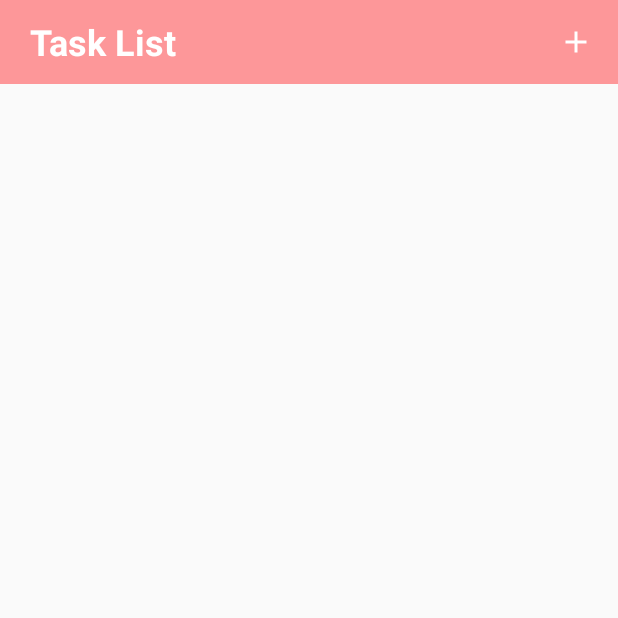
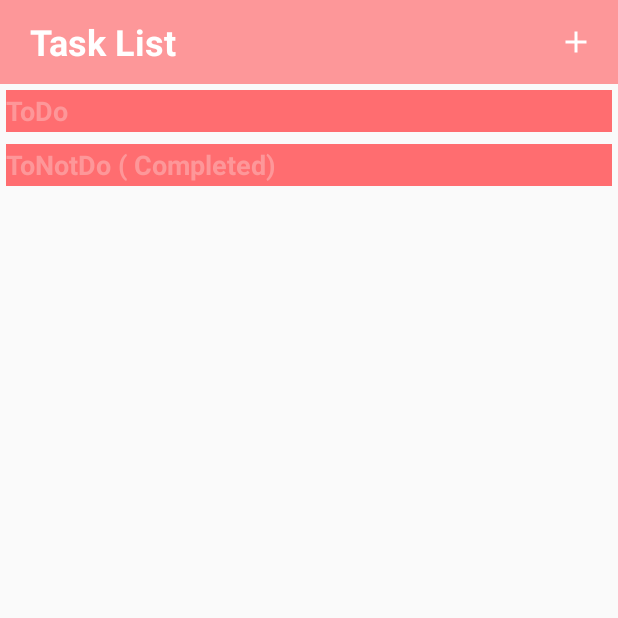
Before and after one commit to pedroafonsouza/Lista, an Android app: the screen it shows after launch (MainActivity), on a phone screen of 412 x 824 dp, the top half of it. Run offline under Robolectric (Android 15) with nearby library versions, the phone set to English and light mode, and no system bars; our stand-ins replace ButterKnife; libraries missing offline, so code that uses them is left out: com.j256.ormlite; 3 statements that could not run were skipped.

Commit message:
Update Recycler view Added stat at Task

```diff
--- a/app/src/main/java/com/example/framework/lista/Model/Business/TaskBusiness.java
+++ b/app/src/main/java/com/example/framework/lista/Model/Business/TaskBusiness.java
@@ -65,6 +65,7 @@ public class TaskBusiness {
 
 
 
+
     public List getId(){
 
         return null;
@@ -72,4 +73,6 @@ public class TaskBusiness {
 
 
 
+
+
 }
--- a/app/src/main/java/com/example/framework/lista/Model/DAO/TaskDAO.java
+++ b/app/src/main/java/com/example/framework/lista/Model/DAO/TaskDAO.java
@@ -48,6 +48,8 @@ public class TaskDAO extends BaseDaoImpl<Task, Integer> {
 
     }
 
+
+
     public void newEditTask(Task task){
         try {
             createOrUpdate(task);
@@ -55,4 +57,6 @@ public class TaskDAO extends BaseDaoImpl<Task, Integer> {
             e.printStackTrace();
         }
     }
+
+
 }
--- a/app/src/main/java/com/example/framework/lista/View/Activity/MainActivity.java
+++ b/app/src/main/java/com/example/framework/lista/View/Activity/MainActivity.java
@@ -1,52 +1,35 @@
 package com.example.framework.lista.View.Activity;
 
-import android.annotation.SuppressLint;
-import android.app.ActionBar;
 import android.app.AlarmManager;
+import android.app.Notification;
+import android.app.NotificationManager;
 import android.app.PendingIntent;
-import android.content.BroadcastReceiver;
+import android.content.Context;
 import android.content.DialogInterface;
 import android.content.Intent;
+import android.graphics.drawable.Icon;
+import android.media.RingtoneManager;
 import android.net.Uri;
-import android.os.Build;
-import android.support.annotation.Nullable;
-import android.support.design.widget.Snackbar;
+import android.os.Bundle;
 import android.support.v7.app.AlertDialog;
 import android.support.v7.app.AppCompatActivity;
-import android.os.Bundle;
 import android.support.v7.widget.LinearLayoutManager;
 import android.support.v7.widget.RecyclerView;
-import android.util.Log;
-import android.view.LayoutInflater;
-import android.view.Menu;
-import android.view.MenuItem;
+import android.support.v7.widget.Toolbar;
 import android.view.View;
-import android.view.ViewGroup;
-import android.widget.EditText;
 import android.widget.ImageView;
-import android.widget.TextView;
-import android.widget.Toast;
-import android.support.v7.widget.Toolbar;
 
-
-import java.util.ArrayList;
-import java.util.Calendar;
-import java.util.Date;
-import java.util.List;
-
-import com.example.framework.lista.Model.DAO.TaskDAO;
 import com.example.framework.lista.Model.DTO.Task;
 import com.example.framework.lista.Presenter.MainPresenter;
 import com.example.framework.lista.R;
+import com.example.framework.lista.Services.AlarmReceiver;
 import com.example.framework.lista.View.Adapter.MyAdapter;
-import com.example.framework.utils.DatabaseHelper;
+
+import java.util.Calendar;
+import java.util.List;
 
 import butterknife.BindView;
 import butterknife.ButterKnife;
-import butterknife.OnClick;
-
-import static com.example.framework.lista.R.color.colorPrimaryDark;
-import static com.example.framework.lista.R.color.white;
 
 
 public class MainActivity extends AppCompatActivity implements MainPresenter.MainContract, MyAdapter.TaskListener {
@@ -60,6 +43,9 @@ public class MainActivity extends AppCompatActivity implements MainPresenter.Mai
     @BindView(R.id.toolbar_main)
     Toolbar toolbar;
 
+//    @BindView(R.id.test_btn)
+//    Button testBtn;
+
 
     @Override
     protected void onCreate(Bundle savedInstanceState) {
@@ -67,7 +53,10 @@ public class MainActivity extends AppCompatActivity implements MainPresenter.Mai
         setContentView(R.layout.activity_main);
         ButterKnife.bind(this);
 
+
         init();
+        setAlarm();
+        //pressTestButton();
 
     }
 
@@ -79,8 +68,77 @@ public class MainActivity extends AppCompatActivity implements MainPresenter.Mai
 //
 //    }
 
+    public void setAlarm() {
+        AlarmManager alarmManager = (AlarmManager) MainActivity.this.getSystemService(ALARM_SERVICE);
+
+        Intent alarmIntent = new Intent(MainActivity.this, AlarmReceiver.class);
+        PendingIntent pendingIntent = PendingIntent.getBroadcast(MainActivity.this, 0, alarmIntent, 0);
+
+        Calendar calendar = Calendar.getInstance();
+
+        calendar.setTimeInMillis(System.currentTimeMillis());
+        calendar.set(Calendar.HOUR_OF_DAY, 12);
+        calendar.set(Calendar.MINUTE, 40);
+        alarmManager.setRepeating(AlarmManager.RTC_WAKEUP, calendar.getTimeInMillis(), AlarmManager.INTERVAL_DAY, pendingIntent);
+        //alarmManager.setRepeating(AlarmManager.RTC, AlarmManager.INTERVAL_HALF_DAY, AlarmManager.INTERVAL_HALF_DAY, pendingIntent);
+
+    }
 
 
+
+//
+//    private void pressTestButton(){
+//
+//        testBtn.setOnClickListener(new View.OnClickListener() {
+//            @Override
+//            public void onClick(View v) {
+//
+//                taskNotification();
+//
+//            }
+//        });
+//
+//    }
+
+
+    private void taskNotification(){
+
+        Calendar calendar = Calendar.getInstance();
+        calendar.setTimeInMillis(System.currentTimeMillis());
+        calendar.set(Calendar.HOUR_OF_DAY, 10);
+        calendar.set(Calendar.MINUTE, 31);
+        calendar.set(Calendar.SECOND, 1);
+
+        Uri alarmSound = RingtoneManager.getDefaultUri(RingtoneManager.TYPE_NOTIFICATION);
+
+        Intent goMain = new Intent(this, LauncherActivity.class);
+        PendingIntent pendingIntent = PendingIntent.getActivity(this, 0, goMain, 0);
+
+        NotificationManager notif=(NotificationManager)getSystemService(Context.NOTIFICATION_SERVICE);
+        Notification notify=new Notification.Builder
+                (getApplicationContext())
+                .setSound(alarmSound)
+                .setVibrate(new long[] {300,700,1000})
+                .setContentTitle("TESTE")
+                .setContentIntent(pendingIntent)
+                .setContentText("Teste")
+
+                .setSmallIcon(R.drawable.ic_launcher_coral).build();
+
+        notify.flags |= Notification.FLAG_AUTO_CANCEL;
+        notif.notify(0, notify);
+
+
+
+    }
+
+    private  void checkTask(){
+
+
+
+
+
+    }
 
 
     private void goToAddEdit(Task task) {
@@ -128,6 +186,8 @@ public class MainActivity extends AppCompatActivity implements MainPresenter.Mai
     }
 
 
+
+
     private void init() {
 
 
@@ -143,6 +203,18 @@ public class MainActivity extends AppCompatActivity implements MainPresenter.Mai
             public void onClick(View v) {
 
                 goToAddEdit(null);
+
+            }
+        });
+
+
+        final ImageView btnCheck= findViewById(R.id.btn_check);
+
+        btnCheck.setOnClickListener(new View.OnClickListener() {
+            @Override
+            public void onClick(View v) {
+
+              btnCheck.getDrawable().s
 
             }
         });
--- a/app/src/main/java/com/example/framework/lista/View/Adapter/MyAdapter.java
+++ b/app/src/main/java/com/example/framework/lista/View/Adapter/MyAdapter.java
@@ -40,6 +40,8 @@ public class MyAdapter extends RecyclerView.Adapter<MyAdapter.MyViewHolder> {
 
         View v = LayoutInflater.from(parent.getContext())
                 .inflate(R.layout.task_item, parent, false);
+
+
 
         MyViewHolder vh = new MyViewHolder(v);
         return vh;
--- /dev/null
+++ b/app/src/main/res/drawable/ic_check.xml
@@ -0,0 +1,5 @@
+<vector android:height="24dp" android:tint="#989898"
+    android:viewportHeight="24.0" android:viewportWidth="24.0"
+    android:width="24dp" xmlns:android="http://schemas.android.com/apk/res/android">
+    <path android:fillColor="#FF000000" android:pathData="M18,7l-1.41,-1.41 -6.34,6.34 1.41,1.41L18,7zM22.24,5.59L11.66,16.17 7.48,12l-1.41,1.41L11.66,19l12,-12 -1.42,-1.41zM0.41,13.41L6,19l1.41,-1.41L1.83,12 0.41,13.41z"/>
+</vector>
--- a/app/src/main/res/layout/activity_main.xml
+++ b/app/src/main/res/layout/activity_main.xml
@@ -60,13 +60,56 @@
 
 
 
-
+    <!--<Button-->
+        <!--android:id="@+id/test_btn"-->
+        <!--android:layout_width="match_parent"-->
+        <!--android:layout_height="52dp"-->
+        <!--android:layout_below="@id/toolbar_main"-->
+        <!--android:text="TEST NOTIFICATION"-->
+        <!---->
+        <!--/>-->
+    <TextView
+        android:id="@+id/title_my_recycler"
+        android:layout_width="match_parent"
+        android:layout_height="28dp"
+        android:layout_below="@id/toolbar_main"
+        android:gravity="center_vertical"
+        android:textSize="18dp"
+        android:textStyle="bold"
+        android:text="ToDo"
+        android:textColor="@color/colorPrimary"
+        android:background="@color/colorPrimaryDark"
+        android:layout_margin="4dp"
+        />
 
     <android.support.v7.widget.RecyclerView
         android:id="@+id/my_recycler_view"
         android:scrollbars="vertical"
         android:layout_width="match_parent"
         android:layout_height="wrap_content"
-        android:layout_below="@+id/toolbar_main"/>
+        android:layout_below="@+id/title_my_recycler"/>
+
+    <TextView
+        android:id="@+id/title_done_recycler"
+        android:layout_width="match_parent"
+        android:layout_height="28dp"
+        android:layout_below="@id/my_recycler_view"
+        android:gravity="center_vertical"
+        android:text="ToNotDo ( Completed)"
+        android:textSize="18dp"
+        android:textStyle="bold"
+        android:textColor="@color/colorPrimary"
+        android:background="@color/colorPrimaryDark"
+        android:layout_margin="4dp"/>
+
+    <android.support.v7.widget.RecyclerView
+
+
+        android:layout_below="@+id/title_done_recycler"
+        android:id="@+id/done_recycler_view"
+        android:scrollbars="vertical"
+        android:layout_width="match_parent"
+        android:layout_height="wrap_content"
+     />
 
 </RelativeLayout>
```
Also changed, not shown: app/src/main/java/com/example/framework/lista/Model/DTO/Task.java (+20 -1 lines), app/src/main/java/com/example/framework/lista/Services/AlarmReceiver.java (added, +17 -0 lines), app/src/main/java/com/example/framework/lista/Services/MyAlarmService.java (added, +51 -0 lines), app/src/main/java/com/example/framework/lista/View/Activity/TaskFormActivity.java (+26 -10 lines), app/src/main/res/layout/task_item.xml (+13 -1 lines).
